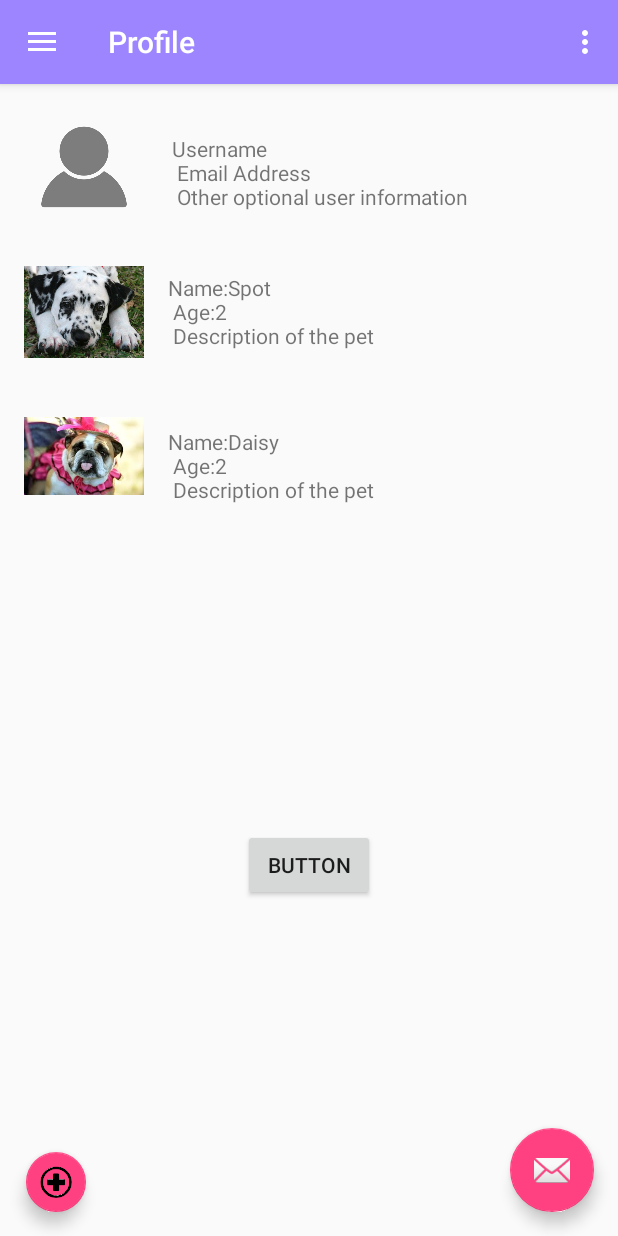
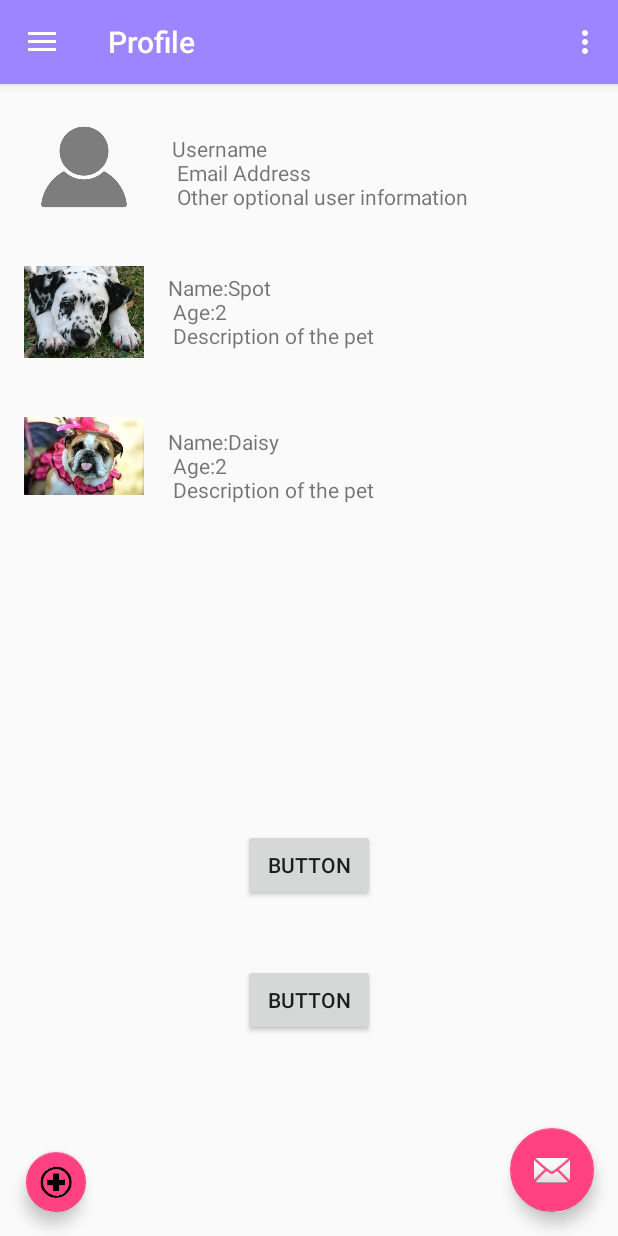
Before and after one commit to JMiller139/MyPetApplication, an Android app: the UserProfileActivity screen opened directly, with no data from a screen before it, on a phone screen of 412 x 824 dp. Run offline under Robolectric (Android 15) with nearby library versions, the phone set to English and light mode, and no system bars; network calls fail.

Commit message:
added stuff to the project

```diff
--- a/app/src/main/java/com/example/jona1/mypet/UserProfileActivity.java
+++ b/app/src/main/java/com/example/jona1/mypet/UserProfileActivity.java
@@ -110,4 +110,9 @@ public class UserProfileActivity extends AppCompatActivity
         Intent intent = new Intent(UserProfileActivity.this, EditProfileActivity.class);
         startActivity(intent);
     }
+
+    public void editPet(View v){
+        Intent intent = new Intent(UserProfileActivity.this, EditPetProfile.class);
+        startActivity(intent);
+    }
 }
--- a/app/src/main/res/layout/content_user_profile.xml
+++ b/app/src/main/res/layout/content_user_profile.xml
@@ -118,4 +118,20 @@
         app:layout_constraintTop_toTopOf="parent"
         app:layout_constraintVertical_bias="0.686" />
 
+    <Button
+        android:id="@+id/button3"
+        android:layout_width="wrap_content"
+        android:layout_height="wrap_content"
+        android:layout_marginBottom="8dp"
+        android:layout_marginLeft="8dp"
+        android:layout_marginRight="8dp"
+        android:layout_marginTop="8dp"
+        android:onClick="editPet"
+        android:text="Button"
+        app:layout_constraintBottom_toBottomOf="parent"
+        app:layout_constraintLeft_toLeftOf="parent"
+        app:layout_constraintRight_toRightOf="parent"
+        app:layout_constraintTop_toBottomOf="@+id/button2"
+        app:layout_constraintVertical_bias="0.215" />
+
 </android.support.constraint.ConstraintLayout>
```
Also changed, not shown: app/src/main/java/com/example/jona1/mypet/EditPetProfile.java (+17 -0 lines).
